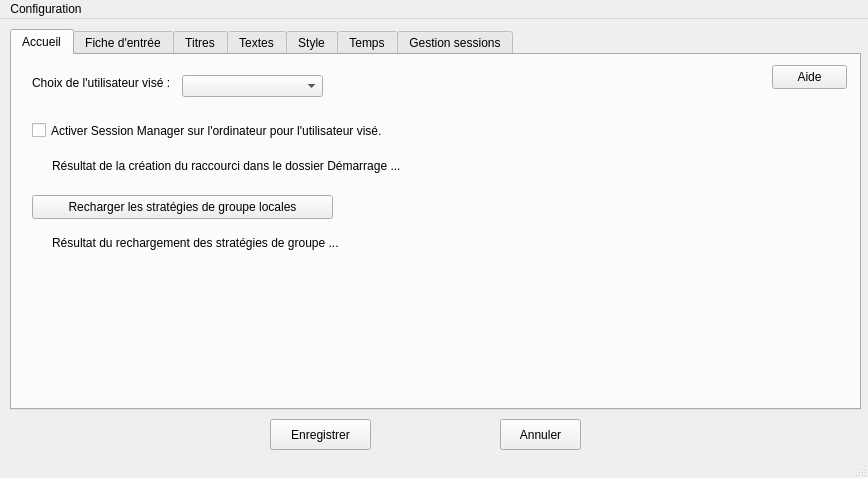
First picture: the form in configuration.ui, repository impli-osx/session_manager, before the edit.
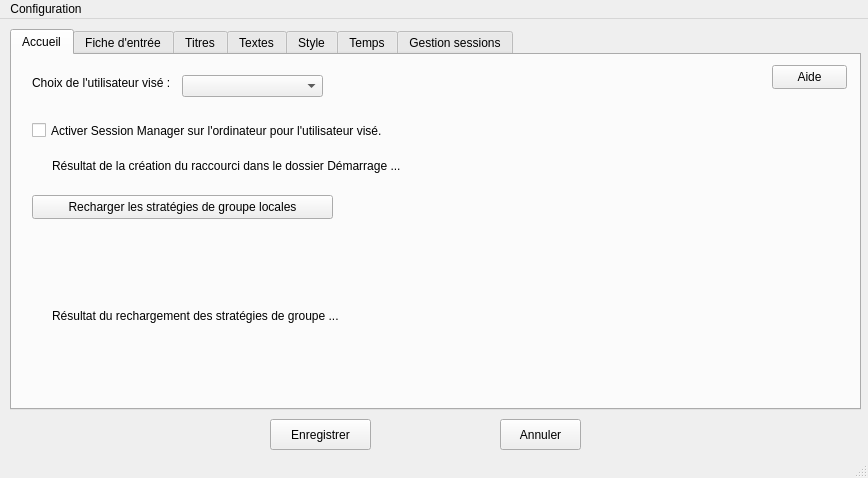
Second picture: the form after the edit.

The edit to the form file:
```diff
--- a/configuration.ui
+++ b/configuration.ui
@@ -110,8 +110,8 @@
        <rect>
         <x>40</x>
         <y>180</y>
-        <width>781</width>
-        <height>16</height>
+        <width>771</width>
+        <height>161</height>
        </rect>
       </property>
       <property name="text">
```
